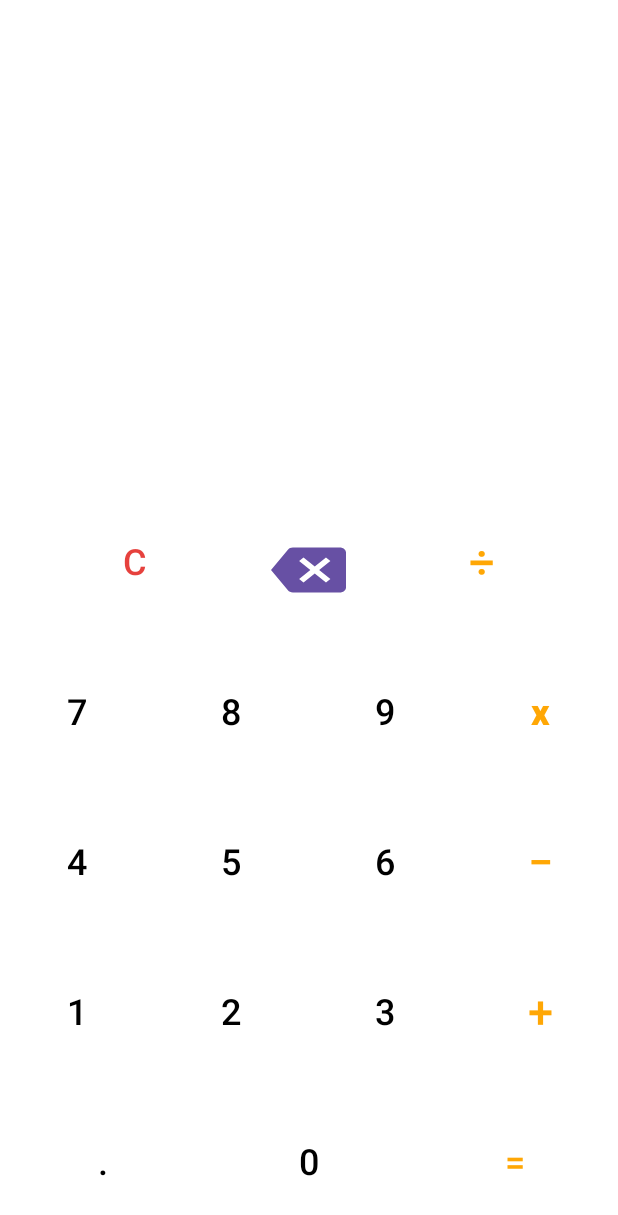
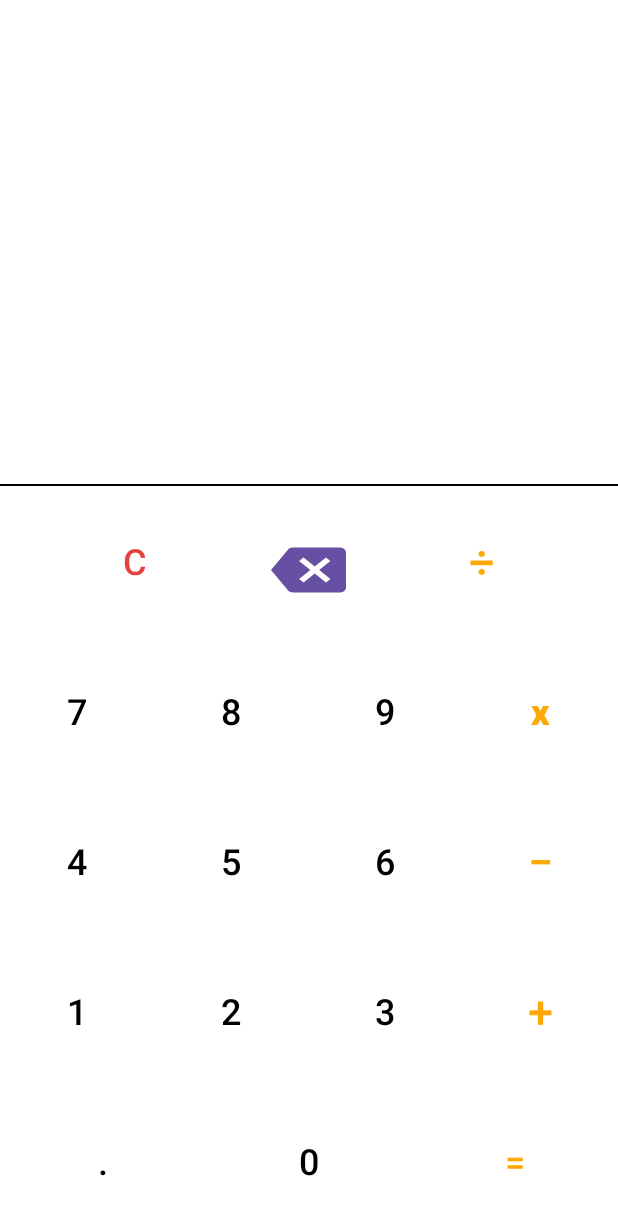
Before and after one commit to Ajeet78/MyCalculator, an Android app: the screen it shows after launch (MainActivity), on a phone screen of 412 x 824 dp. Shown: the top 1215 px of the screen. Run offline under Robolectric (Android 15) with nearby library versions, the light colour scheme and no system bars.

Commit message:
add line

```diff
--- a/app/src/main/AndroidManifest.xml
+++ b/app/src/main/AndroidManifest.xml
@@ -14,8 +14,7 @@
         tools:targetApi="31">
         <activity
             android:name=".MainActivity"
-            android:exported="true"
-            android:screenOrientation="fullSensor">
+            android:exported="true">
             <intent-filter>
                 <action android:name="android.intent.action.MAIN" />
 
--- a/app/src/main/java/com/ajeetvishwakarma/mycalculator/MainActivity.java
+++ b/app/src/main/java/com/ajeetvishwakarma/mycalculator/MainActivity.java
@@ -9,7 +9,7 @@ import android.widget.TextView;
 
 public class MainActivity extends AppCompatActivity {
 
-   Button btn0,btn1,btn2,btn3,btn4,btn5,btn6,btn7,btn8,btn9,btnclear,btnequal,btnaddition,btnsubstract,btndivide,btndot,btnmultiply,btnmod,btnbackspace;
+   Button btn0,btn1,btn2,btn3,btn4,btn5,btn6,btn7,btn8,btn9,btnclear,btnequal,btnaddition,btnsubstract,btndivide,btndot,btnmultiply,btnbackspace;
    TextView textDisplayText;
 
     double firstNumber,secondNumber;
@@ -18,7 +18,6 @@ public class MainActivity extends AppCompatActivity {
     protected void onCreate(Bundle savedInstanceState) {
         super.onCreate(savedInstanceState);
         setContentView(R.layout.activity_main);
-
 
         btn0 = findViewById(R.id.btn_0);
         btn1 = findViewById(R.id.btn_1);
@@ -197,7 +196,7 @@ public class MainActivity extends AppCompatActivity {
         btnbackspace.setOnClickListener(new View.OnClickListener() {
             @Override
             public void onClick(View v) {
-                    // Get the text from the text display.
+                    // Get the text from the text display
                     String text = textDisplayText.getText().toString();
 
                     // If the text is not empty, then delete the last character.
--- a/app/src/main/res/layout/activity_main.xml
+++ b/app/src/main/res/layout/activity_main.xml
@@ -8,18 +8,30 @@
     android:background="@color/white"
     android:orientation="vertical">
 
- <TextView
+    <TextView
         android:id="@+id/txt_result"
         android:layout_width="match_parent"
         android:layout_height="wrap_content"
+        android:layout_above="@+id/layout"
+        android:layout_marginStart="4dp"
+        android:layout_marginTop="4dp"
+        android:layout_marginEnd="4dp"
+        android:layout_marginBottom="4dp"
         android:textColor="#000000"
         android:textSize="48sp" />
 
     <LinearLayout
         android:layout_width="match_parent"
+        android:id="@+id/layout"
         android:layout_height="wrap_content"
         android:orientation="vertical"
         android:layout_alignParentBottom="true">
+
+        <View
+            android:layout_width="match_parent"
+            android:layout_height="1dp"
+            android:layout_gravity="top"
+            android:background="@color/black" />
 
         <LinearLayout
             android:layout_width="match_parent"
```
